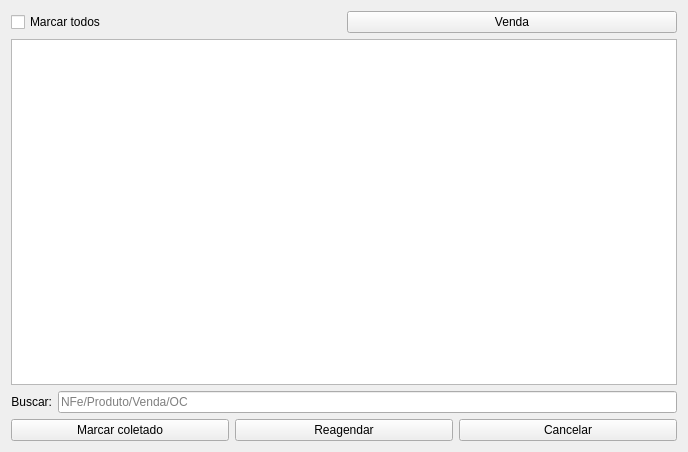
First picture: the form in ui/widgetlogisticacoleta.ui, repository darktorres/ERP-STACCATO, before the edit.
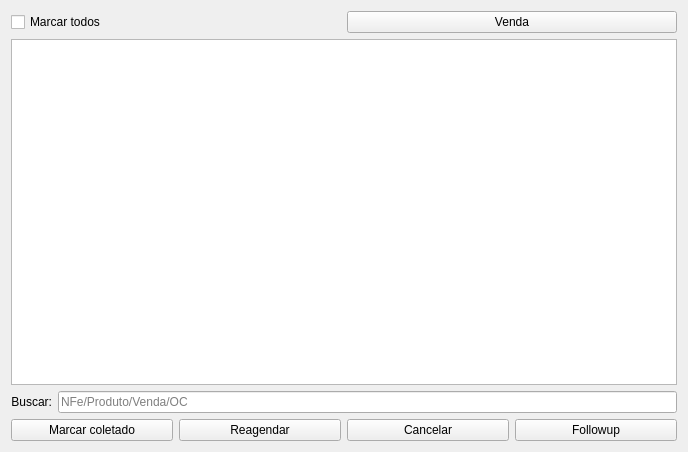
Second picture: the form after the edit. Custom widgets are drawn as their Qt base class.

Commit message: Adicionado followup em várias telas

Diff of the .ui file:
```diff
--- a/ui/widgetlogisticacoleta.ui
+++ b/ui/widgetlogisticacoleta.ui
@@ -104,6 +104,13 @@
        </property>
       </widget>
      </item>
+     <item row="0" column="3">
+      <widget class="QPushButton" name="pushButtonFollowup">
+       <property name="text">
+        <string>Followup</string>
+       </property>
+      </widget>
+     </item>
     </layout>
    </item>
   </layout>
```
Left out of the diff: 14 changed lines with no effect on the pictures. The commit also changes 40 other files.
